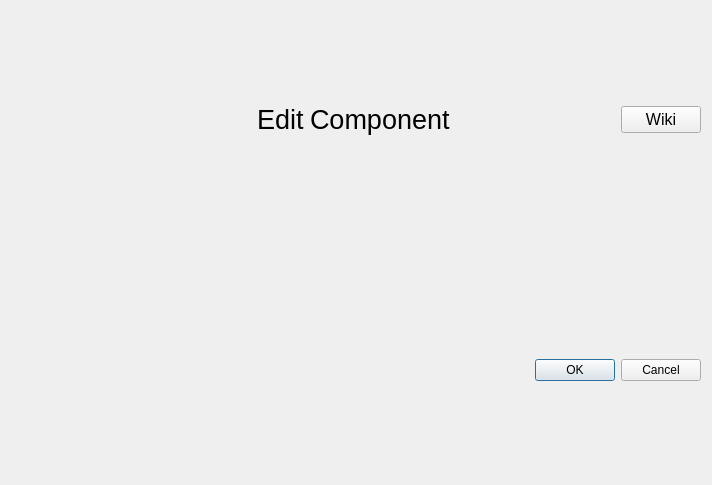
The window that microstation/ui/component_editor.ui (TheCheese42/microstation) describes before a commit, drawn with Qt 5.
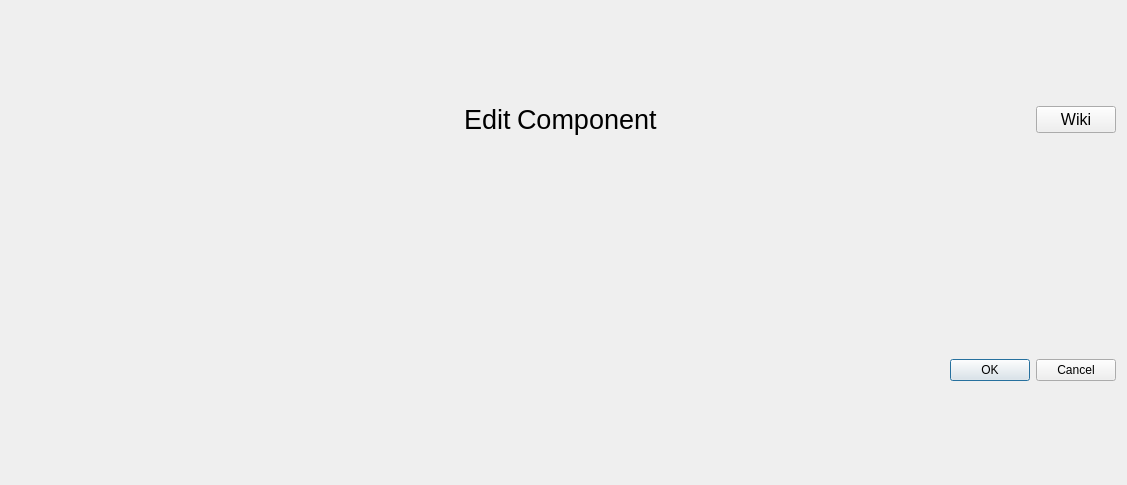
The same window after the commit. Icons and pictures are not drawn.

```diff
--- a/microstation/ui/component_editor.ui
+++ b/microstation/ui/component_editor.ui
@@ -6,7 +6,7 @@
    <rect>
     <x>0</x>
     <y>0</y>
-    <width>712</width>
+    <width>1127</width>
     <height>485</height>
    </rect>
   </property>
```
